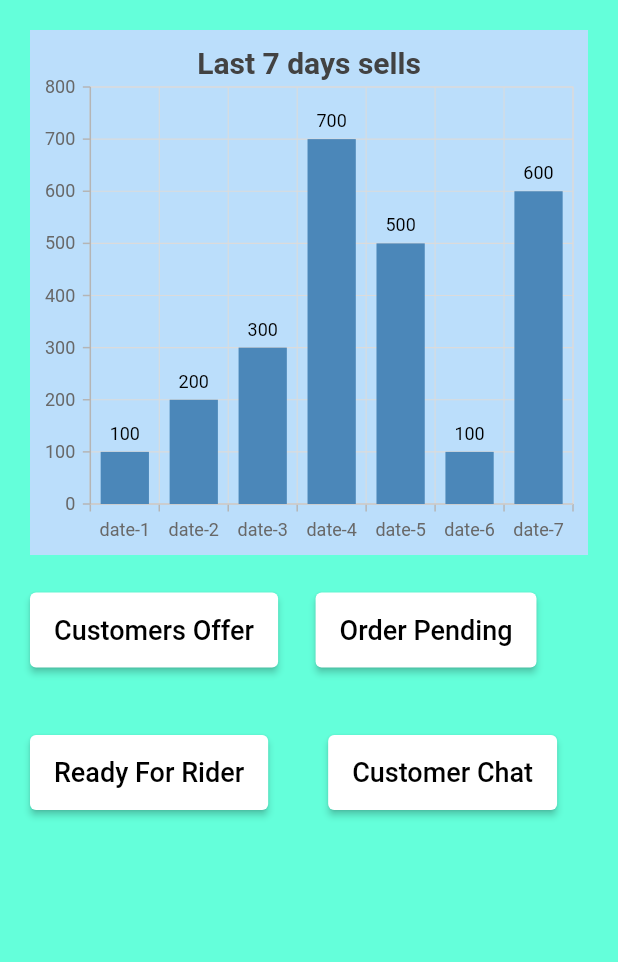
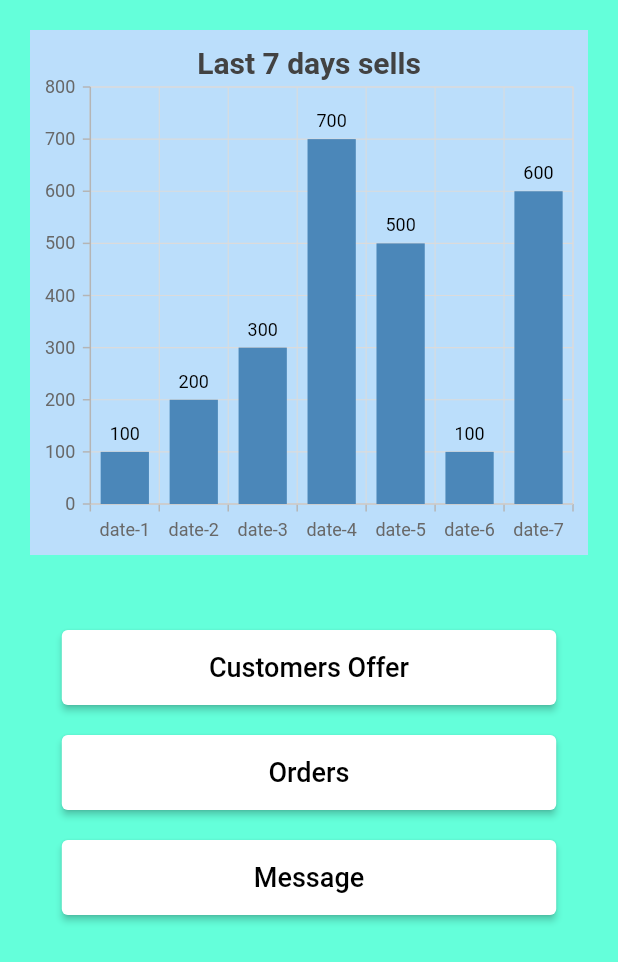
Before and after one commit to sheikh-asif-rahman/customize_food, a Flutter app: the DashboardPageSeller screen opened directly, on a phone screen of 412 x 824 dp. Shown: the top 962 px of the screen. Run offline on Flutter 3.47's test engine with Material 2 defaults, Android fonts, the phone set to English and light mode, and no system bars; our stand-ins replace cloud_firestore, firebase_auth, firebase_core, firebase_storage, flutter_rating_bar, hidden_drawer_menu and 3 more; accounts and stored records are empty.

Commit message:
lol again and again

```diff
--- a/lib/Screens/Buyer/Dashboard/place_order_page.dart
+++ b/lib/Screens/Buyer/Dashboard/place_order_page.dart
@@ -16,6 +16,7 @@ class _PlaceOrderPageState extends State<PlaceOrderPage> {
   bool _isLoading = true;
   //place order to sellet datbase
   placeBuyerOrder() async {
+    //buyer normal order --- buyer mail --- order item --- seller mail --- food name --- items etc
     await FirebaseFirestore.instance
         .collection("buyer-normal-order")
         .doc(FirebaseAuth.instance.currentUser!.email)
@@ -33,7 +34,7 @@ class _PlaceOrderPageState extends State<PlaceOrderPage> {
       "total_item": count,
       "total_cost": price,
     });
-
+    // normal-order-notification --- seller mail --- order item --- buyer mail --- food
     await FirebaseFirestore.instance
         .collection("normal-order-notification")
         .doc(widget.product["seller_mail"].toString())
--- a/lib/Screens/Seller/Dashboard/dashboard.dart
+++ b/lib/Screens/Seller/Dashboard/dashboard.dart
@@ -9,8 +9,13 @@ class DashboardPageSeller extends StatefulWidget {
 }
 
 class _DashboardPageSellerState extends State<DashboardPageSeller> {
+  //orders count
+  int orderCount = 0;
+  //message count
+  int messageCount = 0;
   @override
   Widget build(BuildContext context) {
+    Size size = MediaQuery.of(context).size;
     return Scaffold(
       backgroundColor: Colors.tealAccent,
       body: SafeArea(
@@ -41,13 +46,14 @@ class _DashboardPageSellerState extends State<DashboardPageSeller> {
                 ],
               ),
             ),
-            Row(
-              children: [
-                //container for Order Online
+            SizedBox(
+              height: 40,
+            ),
+            //customers offer button
             Container(
               height: 50,
-                  margin: EdgeInsets.only(left: 20),
-                  //padding: const EdgeInsets.only(left: 20, right: 20),
+              width: size.width * 0.8,
+              margin: EdgeInsets.all(10),
               child: ElevatedButton(
                 style: ButtonStyle(
                   backgroundColor: MaterialStateProperty.resolveWith<Color>(
@@ -73,10 +79,11 @@ class _DashboardPageSellerState extends State<DashboardPageSeller> {
                 ),
               ),
             ),
-                //container for order pending
+            //orders
             Container(
               height: 50,
-                  margin: EdgeInsets.all(25),
+              width: size.width * 0.8,
+              margin: EdgeInsets.all(10),
               //padding: const EdgeInsets.only(left: 20, right: 20),
               child: ElevatedButton(
                 style: ButtonStyle(
@@ -97,22 +104,22 @@ class _DashboardPageSellerState extends State<DashboardPageSeller> {
                   //   ),
                   // );
                 },
-                    child: const Text(
-                      'Order Pending',
+                child: orderCount != 0
+                    ? Text(
+                        'Orders ( $orderCount )',
+                        style: TextStyle(color: Colors.black, fontSize: 18),
+                      )
+                    : Text(
+                        'Orders',
                         style: TextStyle(color: Colors.black, fontSize: 18),
                       ),
               ),
             ),
-              ],
-            ),
-
-            Row(
-              children: [
-                //container for ready for rider
+            //message box
             Container(
               height: 50,
-                  margin: EdgeInsets.all(20),
-                  //padding: const EdgeInsets.only(left: 20, right: 20),
+              width: size.width * 0.8,
+              margin: EdgeInsets.all(10),
               child: ElevatedButton(
                 style: ButtonStyle(
                   backgroundColor: MaterialStateProperty.resolveWith<Color>(
@@ -132,43 +139,16 @@ class _DashboardPageSellerState extends State<DashboardPageSeller> {
                   //   ),
                   // );
                 },
-                    child: const Text(
-                      'Ready For Rider',
+                child: messageCount != 0
+                    ? Text(
+                        'Message ( $messageCount )',
+                        style: TextStyle(color: Colors.black, fontSize: 18),
+                      )
+                    : Text(
+                        'Message',
                         style: TextStyle(color: Colors.black, fontSize: 18),
                       ),
               ),
-                ),
-                //container for Customer Message
-                Container(
-                  height: 50,
-                  margin: EdgeInsets.all(20),
-                  //padding: const EdgeInsets.only(left: 20, right: 20),
-                  child: ElevatedButton(
-                    style: ButtonStyle(
-                      backgroundColor: MaterialStateProperty.resolveWith<Color>(
-                        (Set<MaterialState> states) {
-                          if (states.contains(MaterialState.pressed)) {
-                            return Colors.blue;
-                          }
-                          return Colors.white;
-                        },
-                      ),
-                    ),
-                    //on press response code
-                    onPressed: () {
-                      // Navigator.of(context).push(
-                      //   MaterialPageRoute(
-                      //     builder: (context) => SwitchOption(),
-                      //   ),
-                      // );
-                    },
-                    child: const Text(
-                      'Customer Chat',
-                      style: TextStyle(color: Colors.black, fontSize: 18),
-                    ),
-                  ),
-                ),
-              ],
             ),
           ],
         ),
```
Lines whose indentation alone changed are shown as unchanged.
